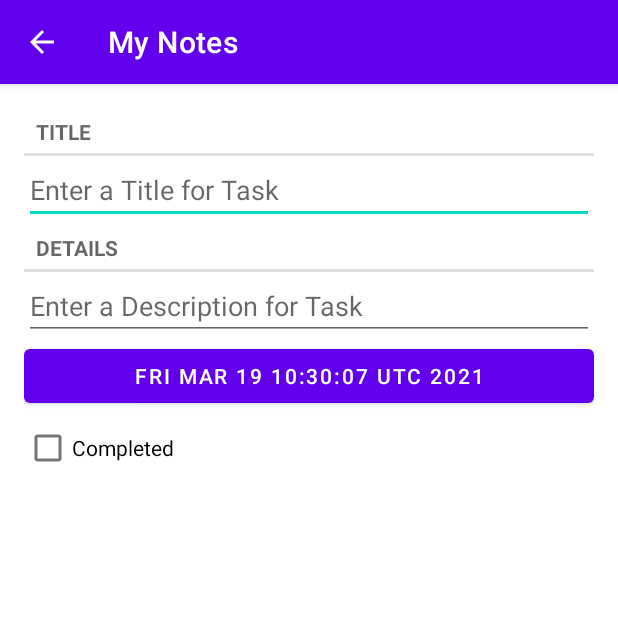
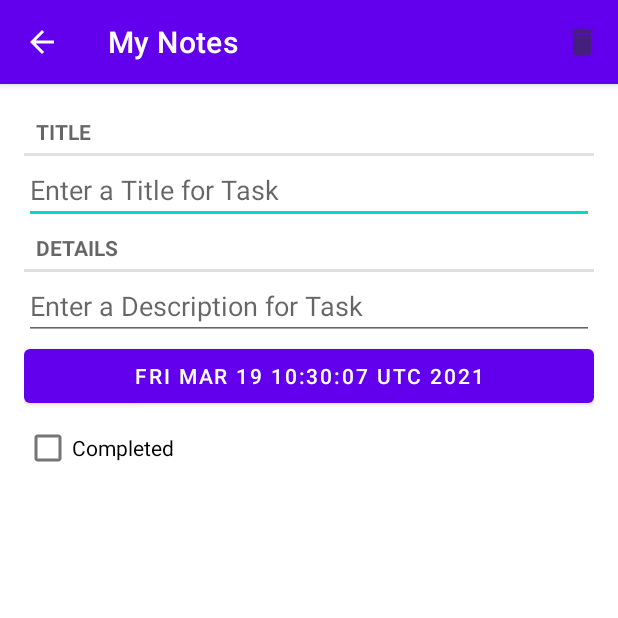
Before and after one commit to EdgarKa/MyNotes, an Android app: the TaskFragment screen opened directly, with no data from a screen before it, on a phone screen of 412 x 824 dp, the top half of it. Run offline under Robolectric (Android 15) with nearby library versions, the phone set to English and light mode, and no system bars.

Commit message:
Delete Tasks

```diff
--- a/app/src/main/java/com/example/mynotes/TaskFragment.java
+++ b/app/src/main/java/com/example/mynotes/TaskFragment.java
@@ -6,6 +6,9 @@ import android.os.Bundle;
 import android.text.Editable;
 import android.text.TextWatcher;
 import android.view.LayoutInflater;
+import android.view.Menu;
+import android.view.MenuInflater;
+import android.view.MenuItem;
 import android.view.View;
 import android.view.ViewGroup;
 import android.widget.Button;
@@ -52,8 +55,29 @@ public class TaskFragment extends Fragment {
     @Override
     public void onCreate(@Nullable Bundle savedInstanceState) {
         super.onCreate(savedInstanceState);
+        setHasOptionsMenu(true);
         UUID taskId = (UUID)getArguments().getSerializable(ARG_TASK_ID);
         mTask = TaskLab.get(getActivity()).getTask(taskId);
+    }
+
+    @Override
+    public void onCreateOptionsMenu(@NonNull Menu menu, @NonNull MenuInflater inflater) {
+        super.onCreateOptionsMenu(menu, inflater);
+        inflater.inflate(R.menu.fragment_task, menu);
+    }
+
+    @Override
+    public boolean onOptionsItemSelected(@NonNull MenuItem item) {
+        switch (item.getItemId()) {
+            case R.id.delete_subtitle:
+                TaskLab taskLab = TaskLab.get(getActivity());
+                taskLab.deleteTask(mTask.getTaskId());
+                Intent intent = new Intent(getActivity(), TaskListActivity.class);
+                startActivity(intent);
+                return true;
+            default:
+                return super.onOptionsItemSelected(item);
+        }
     }
 
     @Nullable
--- a/app/src/main/java/com/example/mynotes/TaskLab.java
+++ b/app/src/main/java/com/example/mynotes/TaskLab.java
@@ -37,4 +37,10 @@ public class TaskLab {
                 return task;
             return null;
     }
+
+    public void deleteTask(UUID taskId) {
+        Task task = getTask(taskId);
+        mTasks.remove(task);
+
+    }
 }
--- /dev/null
+++ b/app/src/main/res/drawable-anydpi/ic_task_delete.xml
@@ -0,0 +1,11 @@
+<vector xmlns:android="http://schemas.android.com/apk/res/android"
+    android:width="24dp"
+    android:height="24dp"
+    android:viewportWidth="24"
+    android:viewportHeight="24"
+    android:tint="#333333"
+    android:alpha="0.6">
+  <path
+      android:fillColor="@android:color/white"
+      android:pathData="M6,19c0,1.1 0.9,2 2,2h8c1.1,0 2,-0.9 2,-2V7H6v12zM19,4h-3.5l-1,-1h-5l-1,1H5v2h14V4z"/>
+</vector>
--- /dev/null
+++ b/app/src/main/res/menu/fragment_task.xml
@@ -0,0 +1,10 @@
+<?xml version="1.0" encoding="utf-8"?>
+<menu xmlns:android="http://schemas.android.com/apk/res/android"
+    xmlns:app="http://schemas.android.com/apk/res-auto">
+    <item
+        android:id="@+id/delete_subtitle"
+        android:icon="@drawable/ic_task_delete"
+        android:title="Delete Task"
+        app:showAsAction="ifRoom|withText"/>
+
+</menu>
--- a/app/src/main/res/menu/fragment_task_list.xml
+++ b/app/src/main/res/menu/fragment_task_list.xml
@@ -13,4 +13,6 @@
         android:title="@string/show_subtitle"
         app:showAsAction="ifRoom"/>
 
+
+
 </menu>
```
Also changed, not shown: app/src/main/res/drawable-hdpi/ic_task_delete.png (added), app/src/main/res/drawable-mdpi/ic_task_delete.png (added), app/src/main/res/drawable-xhdpi/ic_task_delete.png (added), app/src/main/res/drawable-xxhdpi/ic_task_delete.png (added).
